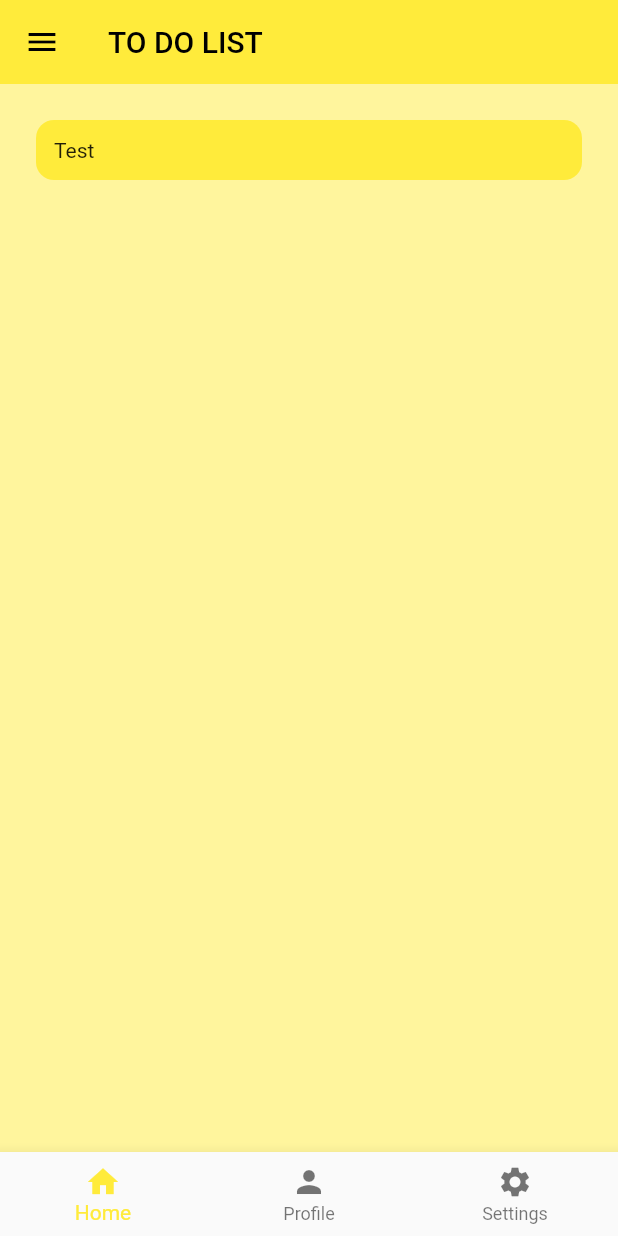
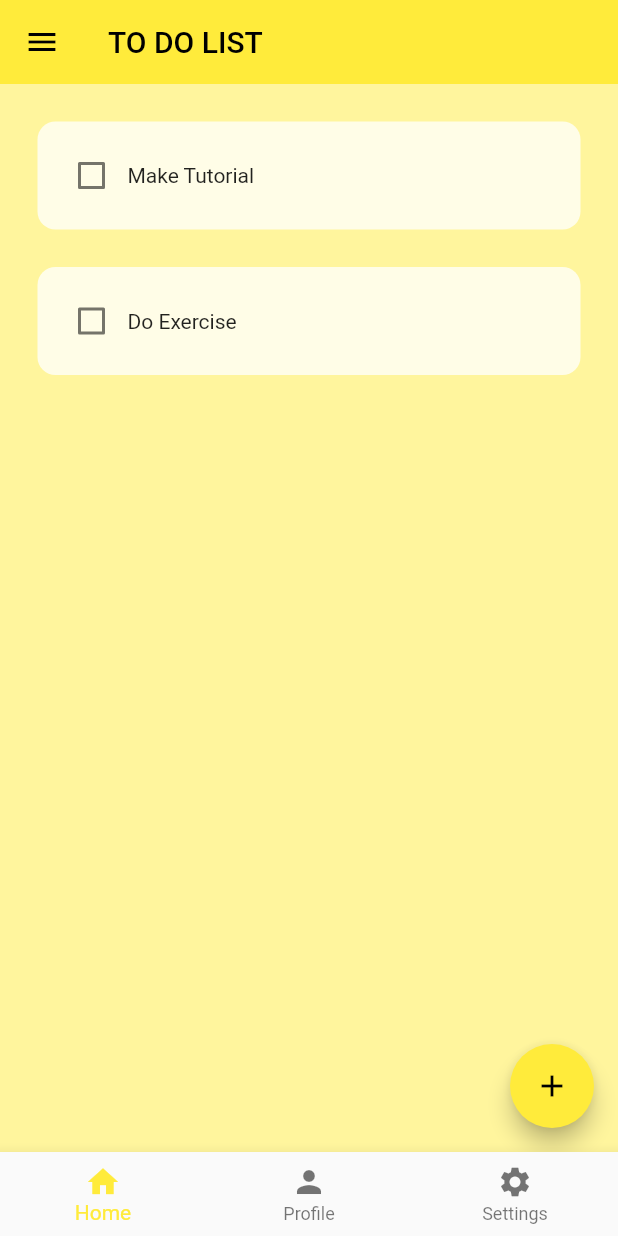
Before and after one commit to TeaNose/learn_flutter, a Flutter app: the screen it shows after launch, on a phone screen of 412 x 824 dp. Run offline on Flutter 3.47's test engine with Material 2 defaults, Android fonts, the phone set to English and light mode, and no system bars.

Commit message:
Add function to add a new task

```diff
--- a/lib/pages/home_page.dart
+++ b/lib/pages/home_page.dart
@@ -1,17 +1,68 @@
 import 'package:flutter/material.dart';
 import 'package:flutter/src/widgets/framework.dart';
 import 'package:flutter/src/widgets/placeholder.dart';
+import 'package:flutter_learn_project/util/dialog_box.dart';
 import 'package:flutter_learn_project/util/todo_tile.dart';
 
-class HomePage extends StatelessWidget {
+class HomePage extends StatefulWidget {
   const HomePage({super.key});
+
+  @override
+  State<HomePage> createState() => _HomePageState();
+}
+
+class _HomePageState extends State<HomePage> {
+  List toDoList = [
+    ["Make Tutorial", false],
+    ["Do Exercise", false],
+  ];
+
+  final _controller = TextEditingController();
+
+  void checkBoxChanged(bool? value, int index) {
+    setState(() {
+      toDoList[index][1] = !toDoList[index][1];
+    });
+  }
+
+  saveNewTask() {
+    setState(() {
+      toDoList.add([_controller.text, false]);
+      _controller.clear();
+    });
+    Navigator.of(context).pop();
+  }
+
+  void addTask() {
+    showDialog(
+      context: context,
+      builder: (context) {
+        return DialogBox(
+          controller: _controller,
+          onSave: saveNewTask,
+          onCancel: () => Navigator.of(context).pop(),
+        );
+      },
+    );
+  }
 
   @override
   Widget build(BuildContext context) {
     return Scaffold(
       backgroundColor: Colors.yellow[200],
-      body: ListView(
-        children: [ToDoTile()],
+      floatingActionButton: FloatingActionButton(
+        onPressed: addTask,
+        child: Icon(Icons.add),
+      ),
+      body: ListView.builder(
+        itemCount: toDoList.length,
+        itemBuilder: (context, index) {
+          return ToDoTile(
+            taskName: toDoList[index][0],
+            isTaskCompleted: toDoList[index][1],
+            onChanged: (value) => checkBoxChanged(value, index),
+          );
+        },
       ),
     );
   }
--- a/lib/util/todo_tile.dart
+++ b/lib/util/todo_tile.dart
@@ -3,17 +3,39 @@ import 'package:flutter/src/widgets/framework.dart';
 import 'package:flutter/src/widgets/placeholder.dart';
 
 class ToDoTile extends StatelessWidget {
-  const ToDoTile({super.key});
+  final String taskName;
+  final bool isTaskCompleted;
+  Function(bool?)? onChanged;
+
+  ToDoTile(
+      {super.key,
+      required this.taskName,
+      required this.isTaskCompleted,
+      required this.onChanged});
 
   @override
   Widget build(BuildContext context) {
     return Padding(
-      padding: const EdgeInsets.all(24),
+      padding: const EdgeInsets.only(left: 25.0, right: 25.0, top: 25.0),
       child: Container(
         padding: EdgeInsets.all(12),
-        child: Text("Test"),
+        child: Row(
+          children: [
+            Checkbox(
+                value: isTaskCompleted,
+                onChanged: onChanged,
+                activeColor: Colors.black),
+            Text(
+              taskName,
+              style: TextStyle(
+                  decoration: isTaskCompleted
+                      ? TextDecoration.lineThrough
+                      : TextDecoration.none),
+            ),
+          ],
+        ),
         decoration: BoxDecoration(
-          color: Colors.yellow,
+          color: Colors.yellow[50],
           borderRadius: BorderRadius.circular(12),
         ),
       ),
```
Also changed, not shown: lib/util/dialog_box.dart (added, +48 -0 lines), lib/util/my_button.dart (added, +19 -0 lines).
